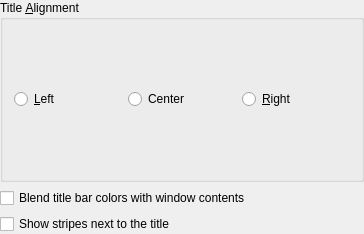
First picture: the form in clients/ozone/config/oxygenconfig.ui, repository KDE/kwin, before the edit.
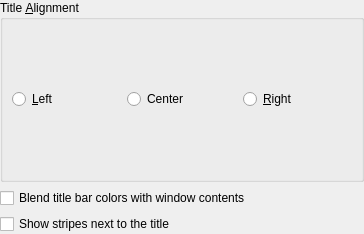
Second picture: the form after the edit.

Commit message:
SVN_SILENT Cleanup .ui files
This removes (as discussed on k-c-d)
* obsolete <pixmapfunction>
* deprecated <layoutdefault>
* empty <author>, <comment>, <exportmacro>

Diff of the .ui file:
```diff
--- a/clients/ozone/config/oxygenconfig.ui
+++ b/clients/ozone/config/oxygenconfig.ui
@@ -71,7 +71,6 @@
    </item>
   </layout>
  </widget>
- <layoutdefault spacing="6" margin="11" />
   <resources/>
  <connections/>
 </ui>
```
The commit also changes 7 other files.
